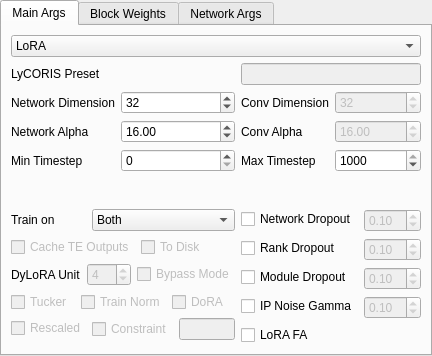
derrian-distro/LoRA_Easy_Training_Scripts, file ui_files/NetworkUI.ui: the form before one commit.
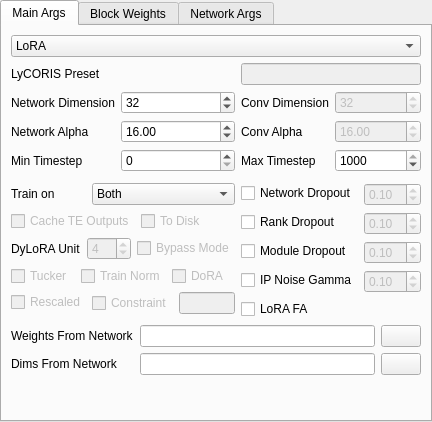
The form after the commit. Custom widgets are drawn as their Qt base class.

Commit message: added linux option for python 3.12 install, added inputs for the "network_weights" and "dim_from_weights" inputs in kohya

Patch:
```diff
--- a/ui_files/NetworkUI.ui
+++ b/ui_files/NetworkUI.ui
@@ -7,7 +7,7 @@
     <x>0</x>
     <y>0</y>
     <width>432</width>
-    <height>356</height>
+    <height>422</height>
    </rect>
   </property>
   <property name="sizePolicy">
@@ -704,6 +704,64 @@
          </item>
         </widget>
        </item>
+       <item row="5" column="0" colspan="2">
+        <layout class="QFormLayout" name="formLayout_5">
+         <item row="0" column="0">
+          <widget class="QLabel" name="label_2">
+           <property name="text">
+            <string>Weights From Network</string>
+           </property>
+          </widget>
+         </item>
+         <item row="0" column="1">
+          <layout class="QHBoxLayout" name="horizontalLayout_6">
+           <item>
+            <widget class="DragDropLineEdit" name="network_weight_file_input"/>
+           </item>
+           <item>
+            <widget class="QPushButton" name="network_weight_file_selector">
+             <property name="sizePolicy">
+              <sizepolicy hsizetype="Maximum" vsizetype="Fixed">
+               <horstretch>0</horstretch>
+               <verstretch>0</verstretch>
+              </sizepolicy>
+             </property>
+             <property name="text">
+              <string/>
+             </property>
+            </widget>
+           </item>
+          </layout>
+         </item>
+         <item row="1" column="0">
+          <widget class="QLabel" name="label_3">
+           <property name="text">
+            <string>Dims From Network</string>
+           </property>
+          </widget>
+         </item>
+         <item row="1" column="1">
+          <layout class="QHBoxLayout" name="horizontalLayout_7">
+           <item>
+            <widget class="DragDropLineEdit" name="network_dim_file_input"/>
+           </item>
+           <item>
+            <widget class="QPushButton" name="network_dim_file_selector">
+             <property name="sizePolicy">
+              <sizepolicy hsizetype="Maximum" vsizetype="Fixed">
+               <horstretch>0</horstretch>
+               <verstretch>0</verstretch>
+              </sizepolicy>
+             </property>
+             <property name="text">
+              <string/>
+             </property>
+            </widget>
+           </item>
+          </layout>
+         </item>
+        </layout>
+       </item>
       </layout>
      </widget>
      <widget class="QWidget" name="block_weight_tab">
@@ -893,6 +951,11 @@
    <header>modules.CollapsibleWidget.h</header>
    <container>1</container>
   </customwidget>
+  <customwidget>
+   <class>DragDropLineEdit</class>
+   <extends>QLineEdit</extends>
+   <header>modules.DragDropLineEdit.h</header>
+  </customwidget>
  </customwidgets>
  <resources/>
  <connections/>
```
Left out of the diff: 304 changed lines with no effect on the pictures. The commit also changes 3 other files.
